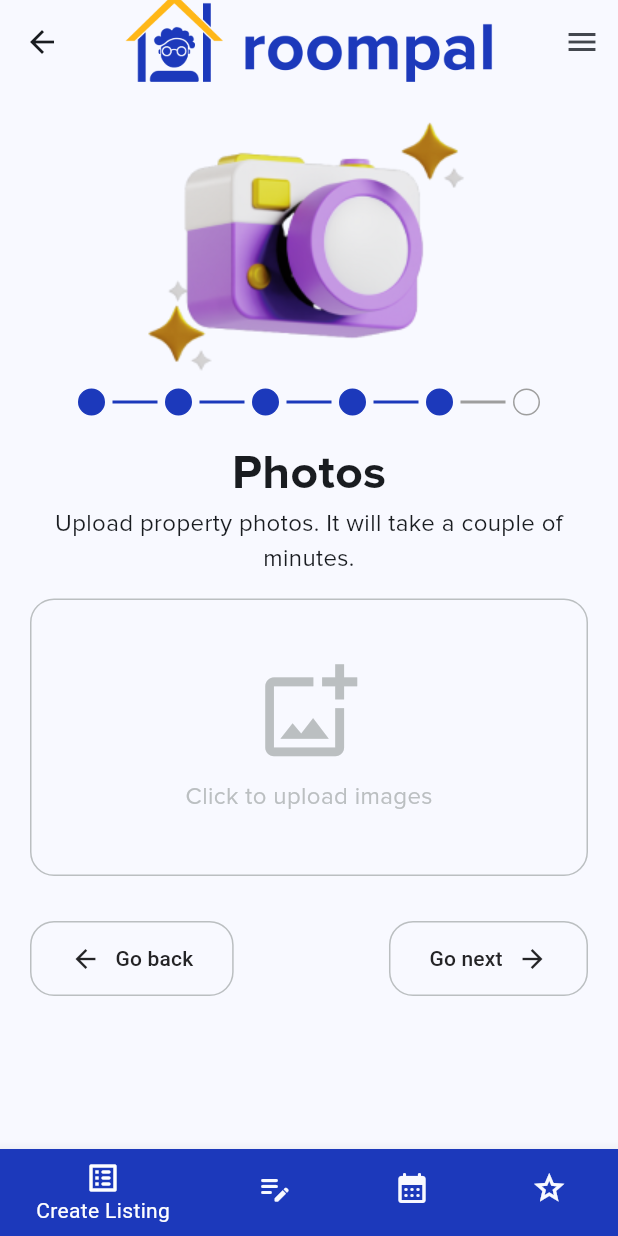
After one commit to oppatrickk/roompal_ojt, a Flutter app: the PhotoPage screen opened by its route, on a phone screen of 412 x 824 dp. The commit adds this screen. Run offline on Flutter 3.47's test engine with Material 2 defaults, Android fonts, the phone set to English and light mode, and no system bars.

Commit message:
feat (photo_page): added photo page

```diff
--- a/lib/main.dart
+++ b/lib/main.dart
@@ -9,6 +9,7 @@ import 'package:roompal_ojt/pages/booking/payment_fail.dart';
 import 'package:roompal_ojt/pages/booking/payment_success.dart';
 import 'package:roompal_ojt/pages/property_owner/location_page.dart';
 import 'package:roompal_ojt/pages/property_owner/overview_page.dart';
+import 'package:roompal_ojt/pages/property_owner/photo_page.dart';
 import 'package:roompal_ojt/pages/renter/renter_page(2).dart';
 import 'pages/renter/renter_page(1).dart';
 import 'pages/renter/renter_page(0).dart';
@@ -44,6 +45,7 @@ class RoompalOJT extends StatelessWidget {
         ContactOverview.id: (BuildContext context) => const ContactOverview(),
         OverviewPage.id: (BuildContext context) => const OverviewPage(),
         LocationPage.id: (BuildContext context) => const LocationPage(),
+        PhotoPage.id: (BuildContext context) => const PhotoPage(),
       },
     );
   }
--- a/lib/pages/home_page.dart
+++ b/lib/pages/home_page.dart
@@ -8,6 +8,7 @@ import 'package:roompal_ojt/pages/landing_page.dart';
 import 'package:roompal_ojt/pages/property_owner/contact_overview.dart';
 import 'package:roompal_ojt/pages/property_owner/location_page.dart';
 import 'package:roompal_ojt/pages/property_owner/overview_page.dart';
+import 'package:roompal_ojt/pages/property_owner/photo_page.dart';
 import 'package:roompal_ojt/pages/renter/renter_page(0).dart';
 import 'package:roompal_ojt/pages/renter/renter_page(1).dart';
 import 'package:roompal_ojt/pages/renter/renter_page(2).dart';
@@ -113,6 +114,12 @@ class _MyHomePageState extends State<MyHomePage> {
                 },
                 child: const Text('Location Page'),
               ),
+              TextButton(
+                onPressed: () {
+                  Navigator.pushNamed(context, PhotoPage.id);
+                },
+                child: const Text('Photo Page'),
+              ),
             ],
           ),
         ),
--- /dev/null
+++ b/lib/pages/property_owner/photo_page.dart
@@ -0,0 +1,159 @@
+import 'package:flutter/material.dart';
+import 'package:roompal_ojt/pages/booking/payment_details.dart';
+import 'package:roompal_ojt/widgets/const_elements.dart';
+import 'package:roompal_ojt/widgets/widget_elements.dart';
+
+class PhotoPage extends StatefulWidget {
+  const PhotoPage({Key? key}) : super(key: key);
+  static const String id = 'PhotoPage';
+
+  @override
+  State<PhotoPage> createState() => _PhotoPageState();
+}
+
+class _PhotoPageState extends State<PhotoPage> {
+// BottoNavigationBar
+  int selectedIndex = 0;
+  static const TextStyle optionStyle = TextStyle(fontSize: 30, fontWeight: FontWeight.bold);
+  static const List<Widget> widgetOptions = <Widget>[
+    Text(
+      'Index 0: Create Listing',
+      style: optionStyle,
+    ),
+    Text(
+      'Index 1: Manage Listing',
+      style: optionStyle,
+    ),
+    Text(
+      'Index 2: Stay View',
+      style: optionStyle,
+    ),
+    Text(
+      'Index 3: Review',
+      style: optionStyle,
+    ),
+  ];
+
+  void onItemTapped(int index) {
+    setState(() {
+      selectedIndex = index;
+    });
+  }
+
+  @override
+  Widget build(BuildContext context) {
+    return Scaffold(
+      appBar: AppBar(
+        title: Image.asset('assets/img/wmB.png'),
+      ),
+      endDrawer: buildSideBar(context),
+      body: SingleChildScrollView(
+        child: Container(
+          padding: const EdgeInsets.all(20),
+          child: Column(
+            crossAxisAlignment: CrossAxisAlignment.stretch,
+            children: <Widget>[
+              Center(
+                child: Image.asset('assets/img/cl5.png'),
+              ),
+              Row(
+                mainAxisAlignment: MainAxisAlignment.center,
+                children: [
+                  circleIcon(isFillRequired: true, isBorderRequired: false),
+                  lineBetweenCI(isTrue: true),
+                  circleIcon(isFillRequired: true, isBorderRequired: false),
+                  lineBetweenCI(isTrue: true),
+                  circleIcon(isFillRequired: true, isBorderRequired: false),
+                  lineBetweenCI(isTrue: true),
+                  circleIcon(isFillRequired: true, isBorderRequired: false),
+                  lineBetweenCI(isTrue: true),
+                  circleIcon(isFillRequired: true, isBorderRequired: false),
+                  lineBetweenCI(isTrue: false),
+                  circleIcon(isFillRequired: false, isBorderRequired: true),
+                ],
+              ),
+              kSizedBox,
+              Center(
+                child: Column(
+                  mainAxisSize: MainAxisSize.min,
+                  children: [
+                    Text(
+                      'Photos',
+                      style: kRoomName,
+                    ),
+                    Text(
+                      'Upload property photos. It will take a couple of minutes. ',
+                      style: kRoomNumber,
+                      textAlign: TextAlign.center,
+                    ),
+                  ],
+                ),
+              ),
+              kSizedBox,
+              Container(
+                padding: const EdgeInsets.all(10),
+                decoration: boxDecoration(),
+                child: Column(
+                  children: <Widget>[
+                    ksizedBoxTFB,
+                    Icon(
+                      Icons.add_photo_alternate_outlined,
+                      color: Color(0xFFBBBFC1),
+                      size: 70,
+                    ),
+                    ksizedBoxTextFieldCol,
+                    Text(
+                      'Click to upload images',
+                      style: TextStyle(
+                        fontSize: 16.0,
+                        fontFamily: 'ProximaNovaRegular',
+                        color: Color(0xFFBBBFC1),
+                      ),
+                    ),
+                    ksizedBoxTFB,
+                  ],
+                ),
+              ),
+              ksizedBoxTFB,
+              Row(
+                mainAxisAlignment: MainAxisAlignment.spaceBetween,
+                children: <Widget>[
+                  navigationButton(onPressed: null, icon: Icons.arrow_back, label: 'Go back', isGoBack: true),
+                  navigationButton(
+                      onPressed: () => Navigator.pushNamed(context, PaymentDetails.id), label: 'Go next', icon: Icons.arrow_forward, isGoBack: false)
+                ],
+              ),
+            ],
+          ),
+        ),
+      ),
+      bottomNavigationBar: BottomNavigationBar(
+        items: const <BottomNavigationBarItem>[
+          BottomNavigationBarItem(
+            icon: Icon(Icons.list_alt_rounded),
+            label: 'Create Listing',
+            backgroundColor: Color(0xFF1C39BB),
+          ),
+          BottomNavigationBarItem(
+            icon: Icon(Icons.edit_note_rounded),
+            label: 'Manage Listing',
+            backgroundColor: Color(0xFF1C39BB),
+          ),
+          BottomNavigationBarItem(
+            icon: Icon(Icons.calendar_month_rounded),
+            label: 'Stay View',
+            backgroundColor: Color(0xFF1C39BB),
+          ),
+          BottomNavigationBarItem(
+            icon: Icon(Icons.grade_outlined),
+            label: 'Review',
+            backgroundColor: Color(0xFF1C39BB),
+          ),
+        ],
+        currentIndex: selectedIndex,
+        selectedItemColor: Colors.white,
+        onTap: onItemTapped,
+      ),
+    );
+  }
+}
```
